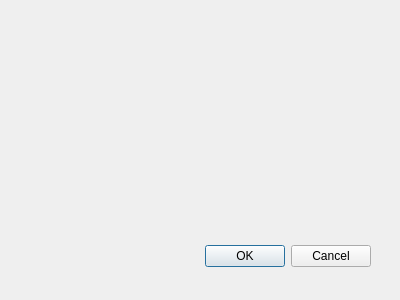
Above: networkAnalysisForUrbanPlanners_dialog_base.ui from jannefleischer/urbanplannersnetworkanalysis before the change. Below: the same form after it.
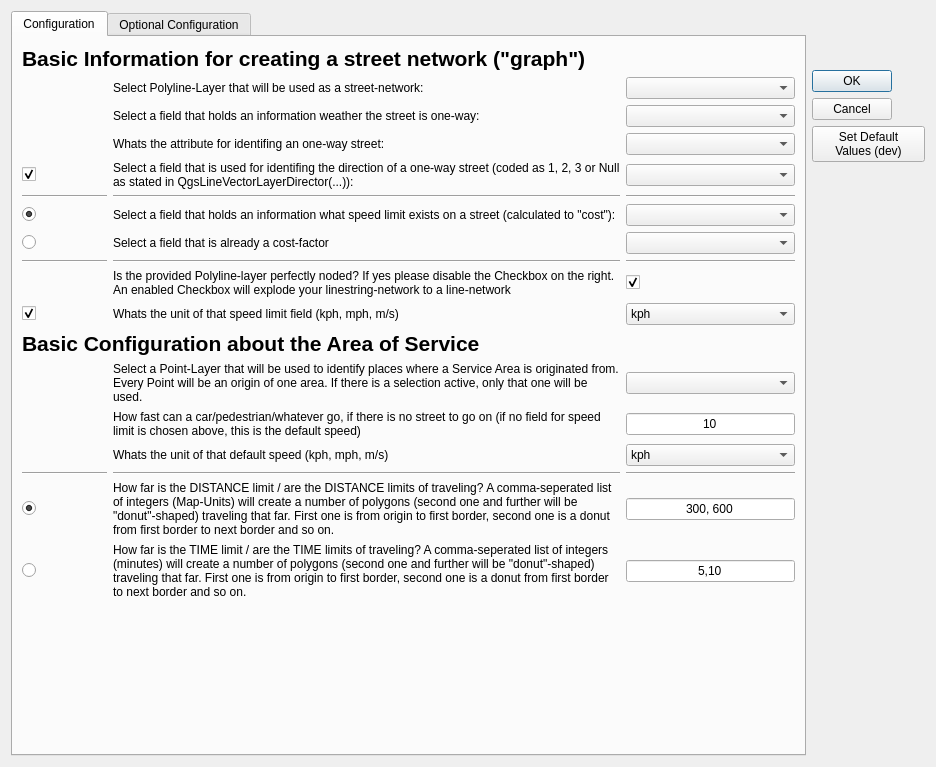
That is the form after the change.

Commit message: Daily work from 2017-12-15. Basic understanding of network analysis...

Diff of the .ui file:
```diff
--- a/networkAnalysisForUrbanPlanners_dialog_base.ui
+++ b/networkAnalysisForUrbanPlanners_dialog_base.ui
@@ -1,33 +1,700 @@
 <ui version="4.0" >
  <class>urbanPlannersNetworkAnalysisDialogBase</class>
- <widget class="QDialog" name="urbanPlannersNetworkAnalysisDialogBase" >
-  <property name="geometry" >
+ <widget class="QDialog" name="urbanPlannersNetworkAnalysisDialogBase">
+  <property name="geometry">
    <rect>
     <x>0</x>
     <y>0</y>
-    <width>400</width>
-    <height>300</height>
+    <width>936</width>
+    <height>767</height>
    </rect>
   </property>
   <property name="windowTitle" >
    <string>An Urban Planners Network Analysis Tools</string>
   </property>
-  <widget class="QDialogButtonBox" name="button_box" >
-   <property name="geometry" >
-    <rect>
-     <x>30</x>
-     <y>240</y>
-     <width>341</width>
-     <height>32</height>
-    </rect>
-   </property>
-   <property name="orientation" >
-    <enum>Qt::Horizontal</enum>
-   </property>
-   <property name="standardButtons" >
-    <set>QDialogButtonBox::Cancel|QDialogButtonBox::Ok</set>
-   </property>
-  </widget>
+  <property name="locale">
+   <locale language="English" country="UnitedStates"/>
+  </property>
+  <layout class="QGridLayout" name="gridLayout_5">
+   <item row="0" column="0">
+    <layout class="QHBoxLayout" name="horizontalLayout" stretch="7,1">
+     <item>
+      <widget class="QTabWidget" name="tabWidget">
+       <property name="currentIndex">
+        <number>0</number>
+       </property>
+       <widget class="QWidget" name="configuration">
+        <attribute name="title">
+         <string>Configuration</string>
+        </attribute>
+        <layout class="QGridLayout" name="gridLayout_6">
+         <item row="0" column="0">
+          <layout class="QVBoxLayout" name="verticalLayout">
+           <item>
+            <widget class="QLabel" name="label_4">
+             <property name="font">
+              <font>
+               <pointsize>16</pointsize>
+               <weight>75</weight>
+               <bold>true</bold>
+              </font>
+             </property>
+             <property name="locale">
+              <locale language="English" country="UnitedStates"/>
+             </property>
+             <property name="text">
+              <string>Basic Information for creating a street network (&quot;graph&quot;)</string>
+             </property>
+            </widget>
+           </item>
+           <item>
+            <layout class="QGridLayout" name="gridLayout" rowstretch="0,0,0,0,0,0,0,0,0,0" columnstretch="1,6,2">
+             <property name="sizeConstraint">
+              <enum>QLayout::SetDefaultConstraint</enum>
+             </property>
+             <property name="horizontalSpacing">
+              <number>-1</number>
+             </property>
+             <item row="6" column="1">
+              <widget class="QLabel" name="label_13">
+               <property name="locale">
+                <locale language="English" country="UnitedStates"/>
+               </property>
+               <property name="text">
+                <string>Select a field that is already a cost-factor</string>
+               </property>
+               <property name="wordWrap">
+                <bool>true</bool>
+               </property>
+              </widget>
+             </item>
+             <item row="5" column="0">
+              <widget class="QRadioButton" name="basicNetworkSpeedLimitRadio">
+               <property name="text">
+                <string/>
+               </property>
+               <property name="checked">
+                <bool>true</bool>
+               </property>
+               <attribute name="buttonGroup">
+                <string notr="true">buttonGroup</string>
+               </attribute>
+              </widget>
+             </item>
+             <item row="7" column="0">
+              <widget class="Line" name="line">
+               <property name="orientation">
+                <enum>Qt::Horizontal</enum>
+               </property>
+              </widget>
+             </item>
+             <item row="6" column="0">
+              <widget class="QRadioButton" name="basicNetworkCostRadio">
+               <property name="text">
+                <string/>
+               </property>
+               <attribute name="buttonGroup">
+                <string notr="true">buttonGroup</string>
+               </attribute>
+              </widget>
+             </item>
+             <item row="7" column="2">
+              <widget class="Line" name="line_3">
+               <property name="orientation">
+                <enum>Qt::Horizontal</enum>
+               </property>
+              </widget>
+             </item>
+             <item row="1" column="1">
+              <widget class="QLabel" name="label_2">
+               <property name="locale">
+                <locale language="English" country="UnitedStates"/>
+               </property>
+               <property name="text">
+                <string>Select a field that holds an information weather the street is one-way:</string>
+               </property>
+               <property name="wordWrap">
+                <bool>true</bool>
+               </property>
+              </widget>
+             </item>
+             <item row="0" column="1">
+              <widget class="QLabel" name="label">
+               <property name="locale">
+                <locale language="English" country="UnitedStates"/>
+               </property>
+               <property name="text">
+                <string>Select Polyline-Layer that will be used as a street-network:</string>
+               </property>
+               <property name="wordWrap">
+                <bool>true</bool>
+               </property>
+              </widget>
+             </item>
+             <item row="2" column="1">
+              <widget class="QLabel" name="label_3">
+               <property name="locale">
+                <locale language="English" country="UnitedStates"/>
+               </property>
+               <property name="text">
+                <string>Whats the attribute for identifing an one-way street:</string>
+               </property>
+               <property name="wordWrap">
+                <bool>true</bool>
+               </property>
+              </widget>
+             </item>
+             <item row="3" column="2">
+              <widget class="QComboBox" name="basicNetworkOneWayDirection"/>
+             </item>
+             <item row="5" column="1">
+              <widget class="QLabel" name="label_7">
+               <property name="locale">
+                <locale language="English" country="UnitedStates"/>
+               </property>
+               <property name="text">
+                <string>Select a field that holds an information what speed limit exists on a street (calculated to &quot;cost&quot;):</string>
+               </property>
+               <property name="wordWrap">
+                <bool>true</bool>
+               </property>
+              </widget>
+             </item>
+             <item row="1" column="2">
+              <widget class="QComboBox" name="basicNetworkOneWay"/>
+             </item>
+             <item row="0" column="2">
+              <widget class="QComboBox" name="basicNetworkLayer"/>
+             </item>
+             <item row="3" column="1">
+              <widget class="QLabel" name="label_9">
+               <property name="locale">
+                <locale language="English" country="UnitedStates"/>
+               </property>
+               <property name="text">
+                <string>Select a field that is used for identifing the direction of a one-way street (coded as 1, 2, 3 or Null as stated in QgsLineVectorLayerDirector(...)):</string>
+               </property>
+               <property name="wordWrap">
+                <bool>true</bool>
+               </property>
+              </widget>
+             </item>
+             <item row="2" column="2">
+              <widget class="QComboBox" name="basicNetworkOneWayAttribute"/>
+             </item>
+             <item row="3" column="0">
+              <widget class="QCheckBox" name="basicNetworkOneWayDirectionCheck">
+               <property name="text">
+                <string/>
+               </property>
+               <property name="checked">
+                <bool>true</bool>
+               </property>
+              </widget>
+             </item>
+             <item row="9" column="0">
+              <widget class="QCheckBox" name="basicNetworkSpeedLimitUnitCheck">
+               <property name="text">
+                <string/>
+               </property>
+               <property name="checked">
+                <bool>true</bool>
+               </property>
+              </widget>
+             </item>
+             <item row="9" column="2">
+              <widget class="QComboBox" name="basicNetworkSpeedLimitUnit">
+               <item>
+                <property name="text">
+                 <string>kph</string>
+                </property>
+               </item>
+               <item>
+                <property name="text">
+                 <string>mph</string>
+                </property>
+               </item>
+               <item>
+                <property name="text">
+                 <string>m/s</string>
+                </property>
+               </item>
+              </widget>
+             </item>
+             <item row="5" column="2">
+              <widget class="QComboBox" name="basicNetworkSpeedLimit"/>
+             </item>
+             <item row="6" column="2">
+              <widget class="QComboBox" name="basicNetworkCost"/>
+             </item>
+             <item row="7" column="1">
+              <widget class="Line" name="line_2">
+               <property name="orientation">
+                <enum>Qt::Horizontal</enum>
+               </property>
+              </widget>
+             </item>
+             <item row="4" column="0">
+              <widget class="Line" name="line_4">
+               <property name="orientation">
+                <enum>Qt::Horizontal</enum>
+               </property>
+              </widget>
+             </item>
+             <item row="4" column="1">
+              <widget class="Line" name="line_5">
+               <property name="orientation">
+                <enum>Qt::Horizontal</enum>
+               </property>
+              </widget>
+             </item>
+             <item row="4" column="2">
+              <widget class="Line" name="line_6">
+               <property name="orientation">
+                <enum>Qt::Horizontal</enum>
+               </property>
+              </widget>
+             </item>
+             <item row="8" column="1">
+              <widget class="QLabel" name="label_8">
+               <property name="locale">
+                <locale language="English" country="UnitedStates"/>
+               </property>
+               <property name="text">
+                <string>Is the provided Polyline-layer perfectly noded? If yes please disable the Checkbox on the right. An enabled Checkbox will explode your linestring-network to a line-network</string>
+               </property>
+               <property name="wordWrap">
+                <bool>true</bool>
+               </property>
+              </widget>
+             </item>
+             <item row="9" column="1">
+              <widget class="QLabel" name="label_21">
+               <property name="locale">
+                <locale language="English" country="UnitedStates"/>
+               </property>
+               <property name="text">
+                <string>Whats the unit of that speed limit field (kph, mph, m/s)</string>
+               </property>
+               <property name="wordWrap">
+                <bool>true</bool>
+               </property>
+              </widget>
+             </item>
+             <item row="8" column="2">
+              <widget class="QCheckBox" name="basicNetworkExplode">
+               <property name="text">
+                <string/>
+               </property>
+               <property name="checked">
+                <bool>true</bool>
+               </property>
+              </widget>
+             </item>
+            </layout>
+           </item>
+           <item>
+            <widget class="QLabel" name="label_5">
+             <property name="font">
+              <font>
+               <pointsize>16</pointsize>
+               <weight>75</weight>
+               <bold>true</bold>
+              </font>
+             </property>
+             <property name="locale">
+              <locale language="English" country="UnitedStates"/>
+             </property>
+             <property name="text">
+              <string>Basic Configuration about the Area of Service</string>
+             </property>
+            </widget>
+           </item>
+           <item>
+            <layout class="QGridLayout" name="gridLayout_2" columnstretch="1,6,2">
+             <item row="5" column="0">
+              <widget class="QRadioButton" name="basicAreaLimitTimeRadio">
+               <property name="text">
+                <string/>
+               </property>
+               <attribute name="buttonGroup">
+                <string notr="true">buttonGroup_2</string>
+               </attribute>
+              </widget>
+             </item>
+             <item row="2" column="1">
+              <widget class="QLabel" name="label_14">
+               <property name="locale">
+                <locale language="English" country="UnitedStates"/>
+               </property>
+               <property name="text">
+                <string>Whats the unit of that default speed (kph, mph, m/s)</string>
+               </property>
+               <property name="wordWrap">
+                <bool>true</bool>
+               </property>
+              </widget>
+             </item>
+             <item row="5" column="1">
+              <widget class="QLabel" name="label_20">
+               <property name="locale">
+                <locale language="English" country="UnitedStates"/>
+               </property>
+               <property name="text">
+                <string>How far is the TIME limit / are the TIME limits of traveling? A comma-seperated list of integers (minutes) will create a number of polygons (second one and further will be &quot;donut&quot;-shaped) traveling that far. First one is from origin to first border, second one is a donut from first border to next border and so on.</string>
+               </property>
+               <property name="wordWrap">
+                <bool>true</bool>
+               </property>
+              </widget>
+             </item>
+             <item row="4" column="2">
+              <widget class="QLineEdit" name="basicAreaLimitDistance">
+               <property name="text">
+                <string>300, 600</string>
+               </property>
+               <property name="alignment">
+                <set>Qt::AlignCenter</set>
+               </property>
+              </widget>
+             </item>
+             <item row="4" column="0">
+              <widget class="QRadioButton" name="basicAreaLimitDistanceRadio">
+               <property name="text">
+                <string/>
+               </property>
+               <property name="checked">
+                <bool>true</bool>
+               </property>
+               <attribute name="buttonGroup">
+                <string notr="true">buttonGroup_2</string>
+               </attribute>
+              </widget>
+             </item>
+             <item row="2" column="2">
+              <widget class="QComboBox" name="basicAreaDefaultSpeedUnit">
+               <item>
+                <property name="text">
+                 <string>kph</string>
+                </property>
+               </item>
+               <item>
+                <property name="text">
+                 <string>mph</string>
+                </property>
+               </item>
+               <item>
+                <property name="text">
+                 <string>m/s</string>
+                </property>
+               </item>
+              </widget>
+             </item>
+             <item row="4" column="1">
+              <widget class="QLabel" name="label_15">
+               <property name="locale">
+                <locale language="English" country="UnitedStates"/>
+               </property>
+               <property name="text">
+                <string>How far is the DISTANCE limit / are the DISTANCE limits of traveling? A comma-seperated list of integers (Map-Units) will create a number of polygons (second one and further will be &quot;donut&quot;-shaped) traveling that far. First one is from origin to first border, second one is a donut from first border to next border and so on.</string>
+               </property>
+               <property name="wordWrap">
+                <bool>true</bool>
+               </property>
+              </widget>
+             </item>
+             <item row="0" column="1">
+              <widget class="QLabel" name="label_6">
+               <property name="locale">
+                <locale language="English" country="UnitedStates"/>
+               </property>
+               <property name="text">
+                <string>Select a Point-Layer that will be used to identify places where a Service Area is originated from. Every Point will be an origin of one area. If there is a selection active, only that one will be used.</string>
+               </property>
+               <property name="wordWrap">
+                <bool>true</bool>
+               </property>
+              </widget>
+             </item>
+             <item row="0" column="2">
+              <widget class="QComboBox" name="basicAreaOrigin"/>
+             </item>
+             <item row="0" column="0">
+              <widget class="QLabel" name="label_10">
+               <property name="text">
+                <string/>
+               </property>
+              </widget>
+             </item>
+             <item row="1" column="1">
+              <widget class="QLabel" name="label_12">
+               <property name="locale">
+                <locale language="English" country="UnitedStates"/>
+               </property>
+               <property name="text">
+                <string>How fast can a car/pedestrian/whatever go, if there is no street to go on (if no field for speed limit is chosen above, this is the default speed)</string>
+               </property>
+               <property name="wordWrap">
+                <bool>true</bool>
+               </property>
+              </widget>
+             </item>
+             <item row="1" column="2">
+              <widget class="QLineEdit" name="basicAreaDefaultSpeed">
+               <property name="text">
+                <string>10</string>
+               </property>
+               <property name="alignment">
+                <set>Qt::AlignCenter</set>
+               </property>
+              </widget>
+             </item>
+             <item row="3" column="1">
+              <widget class="Line" name="line_7">
+               <property name="orientation">
+                <enum>Qt::Horizontal</enum>
+               </property>
+              </widget>
+             </item>
+             <item row="3" column="0">
+              <widget class="Line" name="line_8">
+               <property name="orientation">
+                <enum>Qt::Horizontal</enum>
+               </property>
+              </widget>
+             </item>
+             <item row="3" column="2">
+              <widget class="Line" name="line_9">
+               <property name="orientation">
+                <enum>Qt::Horizontal</enum>
+               </property>
+              </widget>
+             </item>
+             <item row="5" column="2">
+              <widget class="QLineEdit" name="basicAreaLimitTime">
+               <property name="text">
+                <string>5,10</string>
+               </property>
+               <property name="alignment">
+                <set>Qt::AlignCenter</set>
+               </property>
+              </widget>
+             </item>
+            </layout>
+           </item>
+           <item>
+            <spacer name="verticalSpacer_2">
+             <property name="orientation">
+              <enum>Qt::Vertical</enum>
+             </property>
+             <property name="sizeHint" stdset="0">
+              <size>
+               <width>20</width>
+               <height>40</height>
+              </size>
+             </property>
+            </spacer>
+           </item>
+          </layout>
+         </item>
+        </layout>
+       </widget>
+       <widget class="QWidget" name="specials">
+        <attribute name="title">
+         <string>Optional Configuration</string>
+        </attribute>
+        <layout class="QGridLayout" name="gridLayout_7">
+         <item row="0" column="0">
+          <layout class="QVBoxLayout" name="verticalLayout_3" stretch="0,0,0,0,0">
+           <item>
+            <widget class="QLabel" name="label_16">
+             <property name="font">
+              <font>
+               <pointsize>16</pointsize>
+               <weight>75</weight>
+               <bold>true</bold>
+              </font>
+             </property>
+             <property name="locale">
+              <locale language="English" country="UnitedStates"/>
+             </property>
+             <property name="text">
+              <string>Special tweaking</string>
+             </property>
+            </widget>
+           </item>
+           <item>
+            <layout class="QGridLayout" name="gridLayout_4" rowstretch="0" columnstretch="1,6,2">
+             <property name="sizeConstraint">
+              <enum>QLayout::SetDefaultConstraint</enum>
+             </property>
+             <property name="horizontalSpacing">
+              <number>-1</number>
+             </property>
+             <item row="0" column="1">
+              <widget class="QLabel" name="label_19">
+               <property name="sizePolicy">
+                <sizepolicy hsizetype="Preferred" vsizetype="Preferred">
+                 <horstretch>0</horstretch>
+                 <verstretch>0</verstretch>
+                </sizepolicy>
+               </property>
+               <property name="locale">
+                <locale language="English" country="UnitedStates"/>
+               </property>
+               <property name="text">
+                <string>Please select a &quot;resolution&quot; of how exact the walking distance from the graph should be calculated. The resolution is implemented by slicing the network-polylines into pieces of line by the length of the resolution and generating points at the slicing location. from those points a buffer of left over cost is calculated. Please don't try to be too precise, it will calculate forever. If left empty, only existing end- and mid-points of the polylines will be used.</string>
+               </property>
+               <property name="wordWrap">
+                <bool>true</bool>
+               </property>
+              </widget>
+             </item>
+             <item row="0" column="0">
+              <widget class="QLabel" name="label_17">
+               <property name="text">
+                <string/>
+               </property>
+              </widget>
+             </item>
+             <item row="0" column="2">
+              <widget class="QLineEdit" name="specialResolution"/>
+             </item>
+            </layout>
+           </item>
+           <item>
+            <widget class="QLabel" name="label_11">
+             <property name="enabled">
+              <bool>false</bool>
+             </property>
+             <property name="font">
+              <font>
+               <pointsize>16</pointsize>
+               <weight>75</weight>
+               <bold>true</bold>
+              </font>
+             </property>
+             <property name="locale">
+              <locale language="English" country="UnitedStates"/>
+             </property>
+             <property name="text">
+              <string>Future Features (if there is time...)</string>
+             </property>
+            </widget>
+           </item>
+           <item>
+            <layout class="QGridLayout" name="gridLayout_3" columnstretch="1,6,2">
+             <item row="1" column="1">
+              <widget class="QLabel" name="label_18">
+               <property name="enabled">
+                <bool>false</bool>
+               </property>
+               <property name="locale">
+                <locale language="English" country="UnitedStates"/>
+               </property>
+               <property name="text">
+                <string>Select Polyline- or Polygon-Layer the works as a limiter of movement. These areas or lines can't be crossed if there is no street crossing it.</string>
+               </property>
+               <property name="wordWrap">
+                <bool>true</bool>
+               </property>
+              </widget>
+             </item>
+             <item row="1" column="2">
+              <widget class="QComboBox" name="comboBox_8">
+               <property name="enabled">
+                <bool>false</bool>
+               </property>
+              </widget>
+             </item>
+             <item row="1" column="0">
+              <widget class="QCheckBox" name="checkBox_4">
+               <property name="enabled">
+                <bool>false</bool>
+               </property>
+               <property name="text">
+                <string/>
+               </property>
+               <property name="checkable">
+                <bool>true</bool>
+               </property>
+               <property name="checked">
+                <bool>false</bool>
+               </property>
+              </widget>
+             </item>
+            </layout>
+           </item>
+           <item>
+            <spacer name="verticalSpacer_4">
+             <property name="orientation">
+              <enum>Qt::Vertical</enum>
+             </property>
+             <property name="sizeHint" stdset="0">
+              <size>
+               <width>20</width>
+               <height>40</height>
+              </size>
+             </property>
+            </spacer>
+           </item>
+          </layout>
+         </item>
+        </layout>
+       </widget>
+      </widget>
+     </item>
+     <item>
+      <layout class="QVBoxLayout" name="verticalLayout_2" stretch="1,0,2,10">
+       <item>
+        <spacer name="verticalSpacer_3">
+         <property name="orientation">
+          <enum>Qt::Vertical</enum>
+         </property>
+         <property name="sizeHint" stdset="0">
+          <size>
+           <width>20</width>
+           <height>40</height>
+          </size>
+         </property>
+        </spacer>
+       </item>
+       <item>
+        <widget class="QDialogButtonBox" name="buttonBox">
+         <property name="orientation">
+          <enum>Qt::Vertical</enum>
+         </property>
+         <property name="standardButtons">
+          <set>QDialogButtonBox::Cancel|QDialogButtonBox::Ok</set>
+         </property>
+        </widget>
+       </item>
+       <item>
+        <widget class="QPushButton" name="pushButton_2">
+         <property name="text">
+          <string>Set Default 
+Values (dev)</string>
+         </property>
+        </widget>
+       </item>
+       <item>
+        <spacer name="verticalSpacer">
+         <property name="orientation">
+          <enum>Qt::Vertical</enum>
+         </property>
+         <property name="sizeHint" stdset="0">
+          <size>
+           <width>20</width>
+           <height>40</height>
+          </size>
+         </property>
+        </spacer>
+       </item>
+      </layout>
+     </item>
+    </layout>
+   </item>
+  </layout>
  </widget>
  <resources/>
  <connections>
```
Left out of the diff: 17 changed lines with no effect on the pictures. The commit also changes 5 other files.
